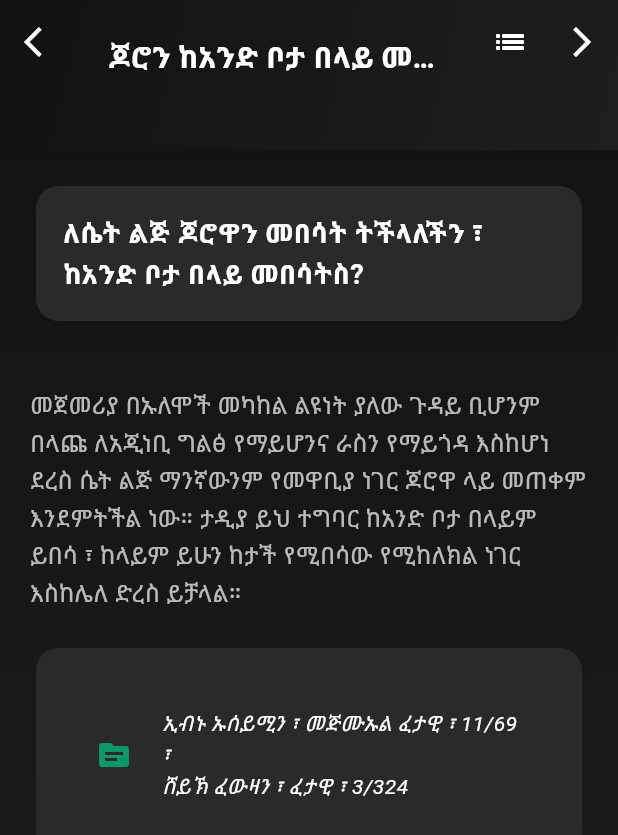
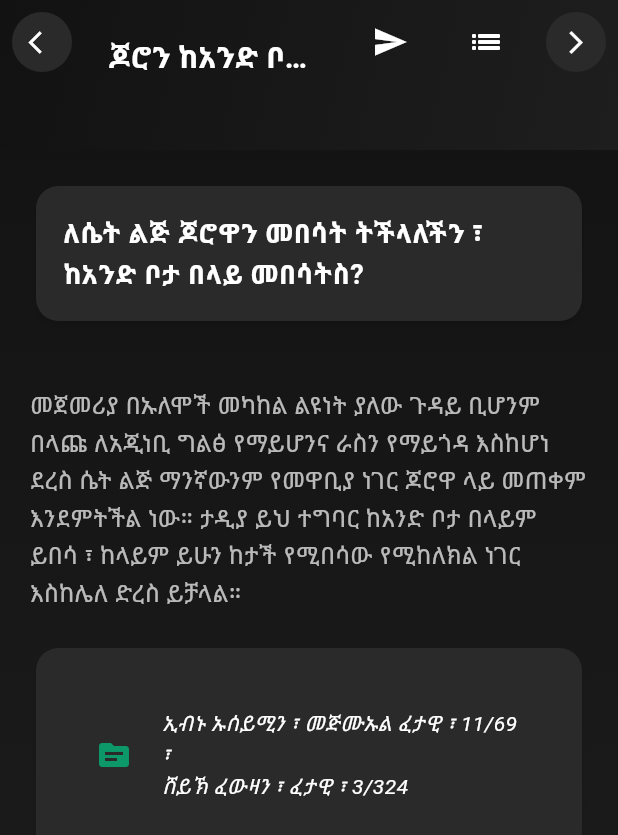
Before and after one commit to abduseK/Ye-Elm-Kazna, a Flutter app: the Page14 screen opened directly, on a phone screen of 412 x 824 dp. Shown: the top 835 px of the screen. Run offline on Flutter 3.47's test engine with Material 3 defaults, Android fonts, the phone set to English and light mode, and no system bars; our stand-ins replace marquee, share.

Commit message:
update on ABIAT on page 14

```diff
--- a/lib/pages/page14.dart
+++ b/lib/pages/page14.dart
@@ -1,4 +1,5 @@
 import 'package:flutter/material.dart';
+import 'package:share/share.dart';
 import 'package:ye_elm_kazna/files/listfiles6.dart';
 import 'package:ye_elm_kazna/widgets/refractor_widgets.dart';
 
@@ -64,22 +65,45 @@ class _Page14State extends State<Page14> {
               ),
             ),
           ),
-          leading: IconButton(
-            onPressed: () => updateNumbers(-1),
-            icon: Icon(Icons.arrow_back_ios, color: Colors.white),
+          leading: Padding(
+            padding: const EdgeInsets.all(8.0),
+            child: CircleAvatar(
+              backgroundColor: Color(0xFF2A2A2A),
+              child: IconButton(
+                iconSize: 18,
+                onPressed: () => updateNumbers(-1),
+                icon: Icon(
+                  Icons.arrow_back_ios,
+                  color: Colors.white,
+                ),
+              ),
+            ),
           ),
           actions: [
-            // IconButton(
-            //   onPressed: () => Share.share(texts[textNumber]),
-            //   icon: Icon(Icons.send, color: Colors.white),
-            // ),
-            IconButton(
-              onPressed: () => Navigator.pop(context),
-              icon: Icon(Icons.list_sharp, color: Colors.white),
+            Padding(
+              padding: const EdgeInsets.symmetric(horizontal: 8.0),
+              child: IconButton(
+                onPressed: () => Share.share(texts7[textNumber]),
+                icon: Icon(Icons.send, color: Colors.white),
+              ),
             ),
-            IconButton(
-              onPressed: () => updateNumbers(1),
-              icon: Icon(Icons.arrow_forward_ios, color: Colors.white),
+            Padding(
+              padding: const EdgeInsets.symmetric(horizontal: 8.0),
+              child: IconButton(
+                onPressed: () => Navigator.pop(context),
+                icon: Icon(Icons.list_sharp, color: Colors.white),
+              ),
+            ),
+            Padding(
+              padding: const EdgeInsets.all(8.0),
+              child: CircleAvatar(
+                backgroundColor: Color(0xFF2A2A2A),
+                child: IconButton(
+                  iconSize: 18,
+                  onPressed: () => updateNumbers(1),
+                  icon: Icon(Icons.arrow_forward_ios, color: Colors.white),
+                ),
+              ),
             ),
           ],
         ),
```
